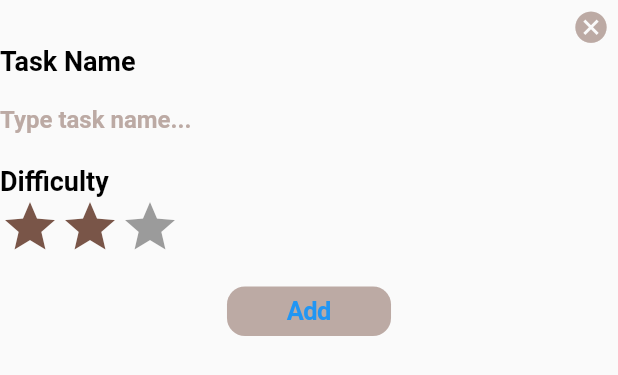
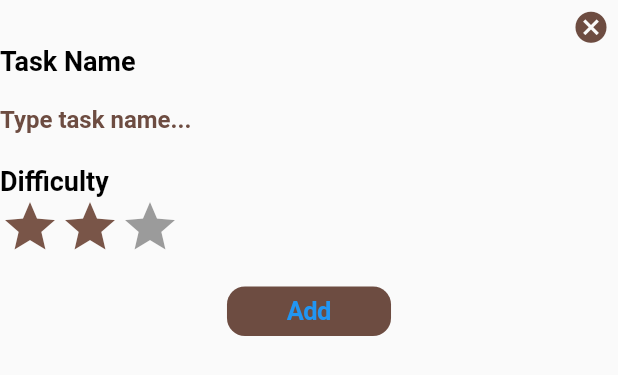
Before and after one commit to lordvidex/TaskMeter, a Flutter app: the AddTaskWidget widget shown alone on an empty page, opened directly with empty values, on a phone screen of 412 x 824 dp. Shown: the top 375 px of the screen. Run offline on Flutter 3.47's test engine with Material 2 defaults, Android fonts, the phone set to English and light mode, and no system bars; drawn by our look-alikes of flutter_rating_bar; our stand-ins replace bloc, equatable, flutter_bloc, flutter_svg, get_it, shared_preferences; accounts and stored records are empty.

```diff
--- a/lib/data/local_storage.dart
+++ b/lib/data/local_storage.dart
@@ -7,6 +7,7 @@ import '../models/settings.dart';
 const String SETTINGS = 'settings';
 
 abstract class LocalStorage {
+  //! Settings section
   /// Fetches the saved settings from the Database
   /// Returns `default` values for settings if user does not have saved data
   Future<Settings> fetchSettings();
@@ -23,7 +24,7 @@ class LocalStorageImpl extends LocalStorage {
   Future<Settings> fetchSettings() async {
     if (sharedPreferences.containsKey(SETTINGS)) {
       //return the settings
-      return Settings.fromMap(
+      return Settings.fromJson(
           json.decode(sharedPreferences.getString(SETTINGS)));
     } else {
       // return the default settings and save it to the database
@@ -36,6 +37,6 @@ class LocalStorageImpl extends LocalStorage {
   @override
   Future<void> updateSettings(Settings newSettings) async {
     await sharedPreferences.setString(
-        SETTINGS, json.encode(newSettings.toMap()));
+        SETTINGS, json.encode(newSettings.toJson()));
   }
 }
--- a/lib/main.dart
+++ b/lib/main.dart
@@ -13,6 +13,7 @@ import 'screens/task_timer_screen.dart';
 
 void main() async {
   //TODO: splash screen here
+  WidgetsFlutterBinding.ensureInitialized();
   await di.init();
   runApp(MyApp());
 }
@@ -34,6 +35,7 @@ class MyApp extends StatelessWidget {
           theme: Constants.kThemeData,
           home: TaskGroupScreen(),
           routes: {
+            TaskGroupScreen.routeName: (_) => TaskGroupScreen(),
             TaskTimerScreen.routeName: (_) => TaskTimerScreen(),
             TaskGroupDescriptionScreen.routeName: (_) =>
                 TaskGroupDescriptionScreen(),
--- a/lib/models/settings.dart
+++ b/lib/models/settings.dart
@@ -11,7 +11,7 @@ class Settings {
   });
 
   ///shortBreak and longBreaks are stored in seconds [int] in shared_preferences
-  factory Settings.fromMap(Map<String, dynamic> json) {
+  factory Settings.fromJson(Map<String, dynamic> json) {
     return Settings(
       longBreakIntervals: json['long_break_intervals'],
       shortBreak: Duration(seconds: json['short_break']),
@@ -25,7 +25,7 @@ class Settings {
       longBreak: Duration(minutes: 5),
     );
   }
-  Map<String, dynamic> toMap() {
+  Map<String, dynamic> toJson() {
     return {
       'long_break_intervals': longBreakIntervals,
       'short_break': shortBreak.inSeconds,
--- a/lib/models/task_group.dart
+++ b/lib/models/task_group.dart
@@ -47,10 +47,10 @@ class TaskGroup extends Equatable {
         tasks = <Task>[],
         taskGroupColor = ColorUtils.randomColor();
 
+  int get completedCount => tasks.fold<int>(
+      0, (prev, element) => prev + (element.isCompleted ? 1 : 0));
   double get taskGroupProgress =>
-      tasks.fold<int>(
-          0, (prev, element) => prev + (element.isCompleted ? 1 : 0)) /
-      (tasks.isEmpty ? 1 : tasks.length);
+      completedCount / (tasks.isEmpty ? 1 : tasks.length);
   @override
   List<Object> get props => [taskGroupId];
 }
--- a/lib/providers/settings_provider.dart
+++ b/lib/providers/settings_provider.dart
@@ -7,9 +7,7 @@ class SettingsProvider extends ChangeNotifier {
   Settings _settings;
   SettingsRepository _settingsRepository;
   SettingsProvider({SettingsRepository settingsRepo})
-      : _settingsRepository = settingsRepo {
-    loadSettings();
-  }
+      : _settingsRepository = settingsRepo;
   Settings get settings => _settings;
   Future<void> loadSettings() async {
     _settings = await _settingsRepository.getSettings();
--- a/lib/providers/task_group_provider.dart
+++ b/lib/providers/task_group_provider.dart
@@ -1,4 +1,5 @@
 import 'package:flutter/foundation.dart';
+import 'package:task_meter/models/task.dart';
 
 import '../models/task_group.dart';
 
@@ -11,6 +12,10 @@ class TaskGroupProvider extends ChangeNotifier {
   List<TaskGroup> _groups;
 
   List<TaskGroup> get taskGroups => _groups;
+
+  TaskGroup _current;
+
+  TaskGroup get currentTaskGroup => _current;
 
   /// Called when app is opened
   Future<void> _loadTaskGroups() async {
@@ -29,4 +34,14 @@ class TaskGroupProvider extends ChangeNotifier {
     //TODO: update database asynchronously
     notifyListeners();
   }
+
+  void setCurrentTaskGroup(TaskGroup taskGroup) {
+    _current = taskGroup;
+    notifyListeners();
+  }
+
+  void updateTaskTime(Task task, Duration newTime) {
+    task.timeRemaining = newTime;
+    notifyListeners();
+  }
 }
--- a/lib/screens/task_group_screen.dart
+++ b/lib/screens/task_group_screen.dart
@@ -6,6 +6,7 @@ import '../providers/task_group_provider.dart';
 import '../widgets/task_group_widget.dart';
 
 class TaskGroupScreen extends StatelessWidget {
+  static const routeName = '/task-group';
   @override
   Widget build(BuildContext context) {
     return Scaffold(
--- a/lib/widgets/create_task_group/add_task_widget.dart
+++ b/lib/widgets/create_task_group/add_task_widget.dart
@@ -62,7 +62,7 @@ class _AddTaskWidgetState extends State<AddTaskWidget> {
               child: IconButton(
                 onPressed: () => Navigator.of(context).pop(),
                 icon: Icon(Icons.cancel,
-                    size: 25, color: widget.taskGroup.taskGroupColor[200]),
+                    size: 25, color: widget.taskGroup.taskGroupColor[600]),
               )),
           Column(
             crossAxisAlignment: CrossAxisAlignment.start,
@@ -77,7 +77,7 @@ class _AddTaskWidgetState extends State<AddTaskWidget> {
                       border: InputBorder.none,
                       labelText: 'Type task name...',
                       labelStyle: Constants.coloredLabelTextStyle(
-                          widget.taskGroup.taskGroupColor[200]))),
+                          widget.taskGroup.taskGroupColor[600]))),
               Text('Difficulty', style: Theme.of(context).textTheme.headline4),
               RatingBar.builder(
                 initialRating: _rating,
@@ -105,7 +105,7 @@ class _AddTaskWidgetState extends State<AddTaskWidget> {
                         child: Text('Add',
                             style: TextStyle(fontWeight: FontWeight.bold)),
                         onPressed: addTask,
-                        color: widget.taskGroup.taskGroupColor[200])),
+                        color: widget.taskGroup.taskGroupColor[600])),
               )
             ],
           )
```
Also changed, not shown: lib/injection_container.dart (+9 -2 lines), lib/screens/create_task_group_screen.dart (+24 -7 lines), lib/screens/task_group_description_screen.dart (+3 -6 lines), lib/screens/task_timer_screen.dart (+9 -3 lines), lib/widgets/task_group_description/task_card.dart (+30 -10 lines), lib/widgets/task_group_widget.dart (+13 -5 lines), lib/widgets/task_timer_widget.dart (+24 -7 lines).
